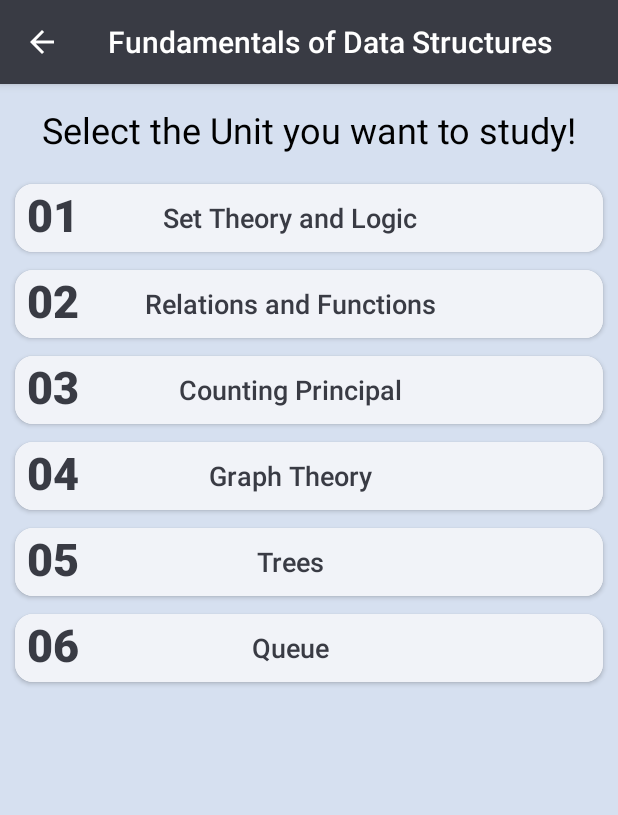
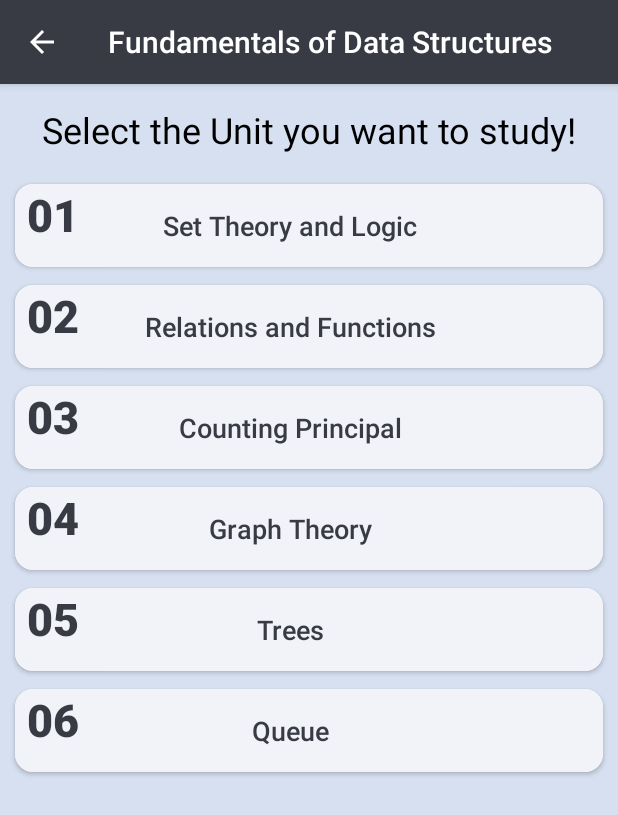
Before and after one commit to adarsh45/SPPUCompTextBooks, an Android app: the SubjectDM screen opened directly, with no data from a screen before it, on a phone screen of 412 x 824 dp. Shown: the top 815 px of the screen. Run offline under Robolectric (Android 15) with nearby library versions, the phone set to English and light mode, and no system bars; our stand-ins replace Firebase (no records; nobody signed in at launch, a user with empty details on screens opened directly).

Commit message:
small changes

```diff
--- a/app/src/main/res/layout/activity_subjects.xml
+++ b/app/src/main/res/layout/activity_subjects.xml
@@ -58,7 +58,7 @@
 
                     <TextView
                         android:layout_width="45dp"
-                        android:layout_height="45dp"
+                        android:layout_height="55dp"
                         android:layout_marginStart="8dp"
                         android:fontFamily="sans-serif-black"
                         android:textColor="@color/colorPrimary"
@@ -111,7 +111,7 @@
 
                     <TextView
                         android:layout_width="45dp"
-                        android:layout_height="45dp"
+                        android:layout_height="55dp"
                         android:layout_marginStart="8dp"
                         android:fontFamily="sans-serif-black"
                         android:textColor="@color/colorPrimary"
@@ -164,7 +164,7 @@
 
                     <TextView
                         android:layout_width="45dp"
-                        android:layout_height="45dp"
+                        android:layout_height="55dp"
                         android:layout_marginStart="8dp"
                         android:fontFamily="sans-serif-black"
                         android:textColor="@color/colorPrimary"
@@ -217,7 +217,7 @@
 
                     <TextView
                         android:layout_width="45dp"
-                        android:layout_height="45dp"
+                        android:layout_height="55dp"
                         android:layout_marginStart="8dp"
                         android:fontFamily="sans-serif-black"
                         android:textColor="@color/colorPrimary"
@@ -270,7 +270,7 @@
 
                     <TextView
                         android:layout_width="45dp"
-                        android:layout_height="45dp"
+                        android:layout_height="55dp"
                         android:layout_marginStart="8dp"
                         android:fontFamily="sans-serif-black"
                         android:textColor="@color/colorPrimary"
@@ -323,7 +323,7 @@
 
                     <TextView
                         android:layout_width="45dp"
-                        android:layout_height="45dp"
+                        android:layout_height="55dp"
                         android:layout_marginStart="8dp"
                         android:fontFamily="sans-serif-black"
                         android:textColor="@color/colorPrimary"
```
